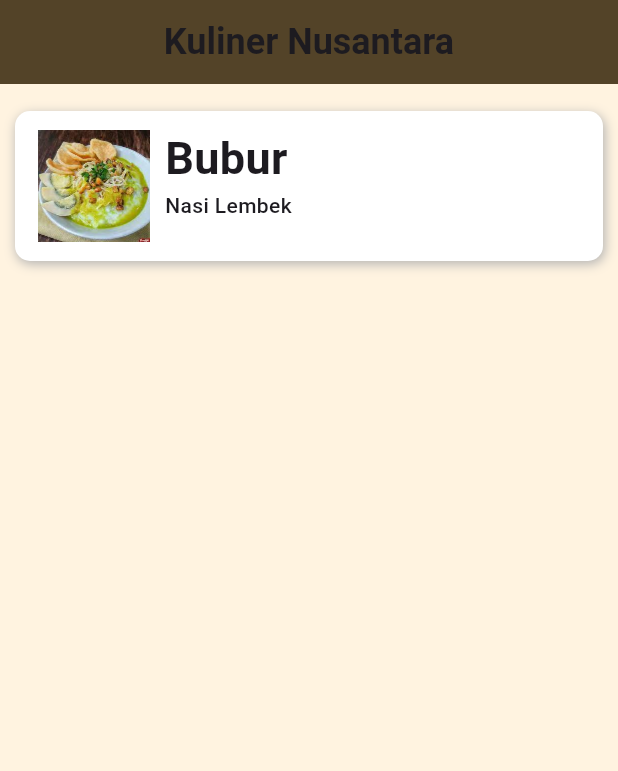
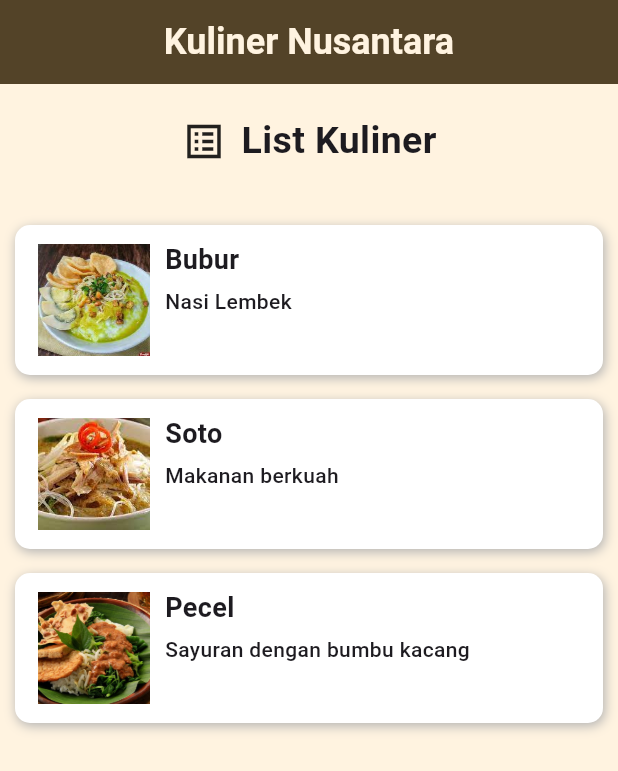
Before and after one commit to NaufalArsyaputraPradana/Mobile-Programming, a Flutter app: the screen it shows after launch, on a phone screen of 412 x 824 dp. Shown: the top 771 px of the screen. Run offline on Flutter 3.47's test engine with Material 3 defaults, Android fonts, the phone set to English and light mode, and no system bars.

Commit message:
update latihan

```diff
--- a/list_kuliner/lib/detail_page.dart
+++ b/list_kuliner/lib/detail_page.dart
@@ -32,7 +32,7 @@ class DetailPage extends StatelessWidget {
           children: <Widget>[
             Stack(
               children: <Widget>[
-                Image.asset(gambar, scale: 0.5),
+                Image.asset(gambar),
                 SafeArea(
                   child: Padding(
                     padding: const EdgeInsets.all(12.0),
--- a/list_kuliner/lib/home_page.dart
+++ b/list_kuliner/lib/home_page.dart
@@ -1,18 +1,35 @@
 import 'package:flutter/material.dart';
 import 'list_item.dart';
 import 'makanan.dart';
+import 'styles.dart';
 
 class HomePage extends StatelessWidget {
   const HomePage({super.key});
 
   @override
   Widget build(BuildContext context) {
-    return ListView.builder(
-      itemCount: listMakanan.length,
-      padding: const EdgeInsets.all(10),
-      itemBuilder: (context, index) {
-        return ListItem(makanan: listMakanan[index]);
-      },
+    return Column(
+      children: [
+        const SizedBox(height: 20),
+        const Row(
+          mainAxisAlignment: MainAxisAlignment.center,
+          children: [
+            Icon(Icons.list_alt_sharp, size: 30),
+            SizedBox(width: 10),
+            Text('List Kuliner', style: textHeader1),
+          ],
+        ),
+        const SizedBox(height: 20),
+        Expanded(
+          child: ListView.builder(
+            itemCount: listMakanan.length,
+            padding: const EdgeInsets.all(10),
+            itemBuilder: (context, index) {
+              return ListItem(makanan: listMakanan[index]);
+            },
+          ),
+        ),
+      ],
     );
   }
 }
--- a/list_kuliner/lib/list_item.dart
+++ b/list_kuliner/lib/list_item.dart
@@ -49,6 +49,7 @@ class ListItem extends StatelessWidget {
               makanan.gambar,
               height: 75,
               width: 75,
+              fit: BoxFit.cover, // Menyesuaikan gambar
             ),
             const SizedBox(width: 10),
             Column(
@@ -57,8 +58,9 @@ class ListItem extends StatelessWidget {
                 Text(
                   makanan.nama,
                   style: const TextStyle(
-                      fontSize: 30, fontWeight: FontWeight.bold),
+                      fontSize: 18, fontWeight: FontWeight.bold),
                 ),
+                const SizedBox(height: 5),
                 Text(
                   makanan.deskripsi,
                   style: const TextStyle(fontWeight: FontWeight.w500),
--- a/list_kuliner/lib/main.dart
+++ b/list_kuliner/lib/main.dart
@@ -12,6 +12,7 @@ class MainApp extends StatelessWidget {
   @override
   Widget build(BuildContext context) {
     return MaterialApp(
+      debugShowCheckedModeBanner: false, // Hilangkan banner debug
       home: SafeArea(
         child: Scaffold(
           backgroundColor: pageBgColor,
@@ -19,7 +20,11 @@ class MainApp extends StatelessWidget {
             backgroundColor: headerBackColor,
             title: Text(
               "Kuliner Nusantara",
-              style: TextStyle(fontSize: 24, fontWeight: FontWeight.bold),
+              style: TextStyle(
+                fontSize: 24,
+                fontWeight: FontWeight.bold,
+                color: pageBgColor,
+              ),
             ),
             centerTitle: true,
           ),
--- a/list_kuliner/lib/makanan.dart
+++ b/list_kuliner/lib/makanan.dart
@@ -28,7 +28,7 @@ List<Makanan> listMakanan = [
       deskripsi: 'Nasi Lembek',
       gambar: 'assets/bubur.jpg',
       detail:
-        'Bubur merupakan istilah umum untuk mengacu pada campuran bahan padat dan cair.',
+          'Bubur merupakan istilah umum untuk mengacu pada campuran bahan padat dan cair, dengan komposisi cairan yang lebih banyak daripada padatan dan keadaan bahan padatan yang tercerai-berai.',
       waktubuka: '07.00-10.00',
       harga: 'Rp 10.000',
       gambarlain: [
@@ -43,7 +43,47 @@ List<Makanan> listMakanan = [
         {'Jahe': 'assets/bahan/jahe.png'},
         {'Santan': 'assets/bahan/santan.png'},
       ],
-    kalori: '372 kkal',
-  ),
-  // Tambahkan makanan lainnya di sini...
+      kalori: '372 kkal'),
+  Makanan(
+      nama: 'Soto',
+      deskripsi: 'Makanan berkuah',
+      gambar: 'assets/soto.jpg',
+      detail:
+          'Soto (juga dikenal dengan beberapa nama lokal seperti, sroto, sauto, tauto, atau coto) adalah makanan khas Indonesia seperti sop yang terbuat dari kaldu daging dan sayuran.',
+      waktubuka: '09.00-12.00',
+      harga: 'Rp 6.000',
+      gambarlain: [
+        'assets/soto1.jpg',
+        'assets/soto2.jpg',
+        'assets/soto3.jpg',
+      ],
+      bahan: [
+        {'Ayam': 'assets/bahan/ayam.png'},
+        {'Cabai': 'assets/bahan/cabai.png'},
+        {'Bawang': 'assets/bahan/bawang.png'},
+        {'Saus Kacang': 'assets/bahan/kacang.png'},
+        {'Kecap': 'assets/bahan/kecap.png'},
+      ],
+      kalori: '400 kkal'),
+  Makanan(
+      nama: 'Pecel',
+      deskripsi: 'Sayuran dengan bumbu kacang',
+      gambar: 'assets/pecel.jpg',
+      detail:
+          'Makanan pecel adalah makanan yang menggunakan bumbu sambal kacang sebagai bahan utamanya yang dicampur dengan aneka jenis sayuran. Asal kata dan daerah pecel belum diketahui secara pasti, tetapi dalam bahasa Jawa, pecel dapat diartikan sebagai “tumbuk” atau dihancurkan dengan cara ditumbuk.',
+      waktubuka: '08.00-16.00',
+      harga: 'Rp 8.000',
+      gambarlain: [
+        'assets/pecel1.jpg',
+        'assets/pecel2.jpg',
+        'assets/pecel3.jpg',
+      ],
+      bahan: [
+        {'Sayur': 'assets/bahan/sayur.png'},
+        {'Tahu': 'assets/bahan/tahu.png'},
+        {'Kentang': 'assets/bahan/kentang.png'},
+        {'Telur': 'assets/bahan/telur.png'},
+        {'Saus Kacang': 'assets/bahan/kacang.png'},
+      ],
+      kalori: '426 kkal'),
 ];
--- a/to_do_list/lib/todo.dart
+++ b/to_do_list/lib/todo.dart
@@ -1,11 +1,11 @@
 class Todo {
-  final int? id;
+  final int id;
   final String title;
   final String description;
   final bool completed;
 
   Todo({
-    this.id,
+    required this.id,
     required this.title,
     required this.description,
     required this.completed,
@@ -22,7 +22,7 @@ class Todo {
 
   factory Todo.fromMap(Map<String, dynamic> map) {
     return Todo(
-      id: map['id'] as int?,
+      id: map['id'] as int,
       title: map['title'] as String,
       description: map['description'] as String,
       completed: map['completed'] == 1,
```
Also changed, not shown: to_do_list/lib/database_helper.dart (+29 -26 lines), to_do_list/lib/main.dart (+40 -30 lines), to_do_list/pubspec.yaml (+3 -19 lines), list_kuliner/pubspec.yaml (line endings or trailing spaces). Lines whose indentation alone changed are shown as unchanged.
